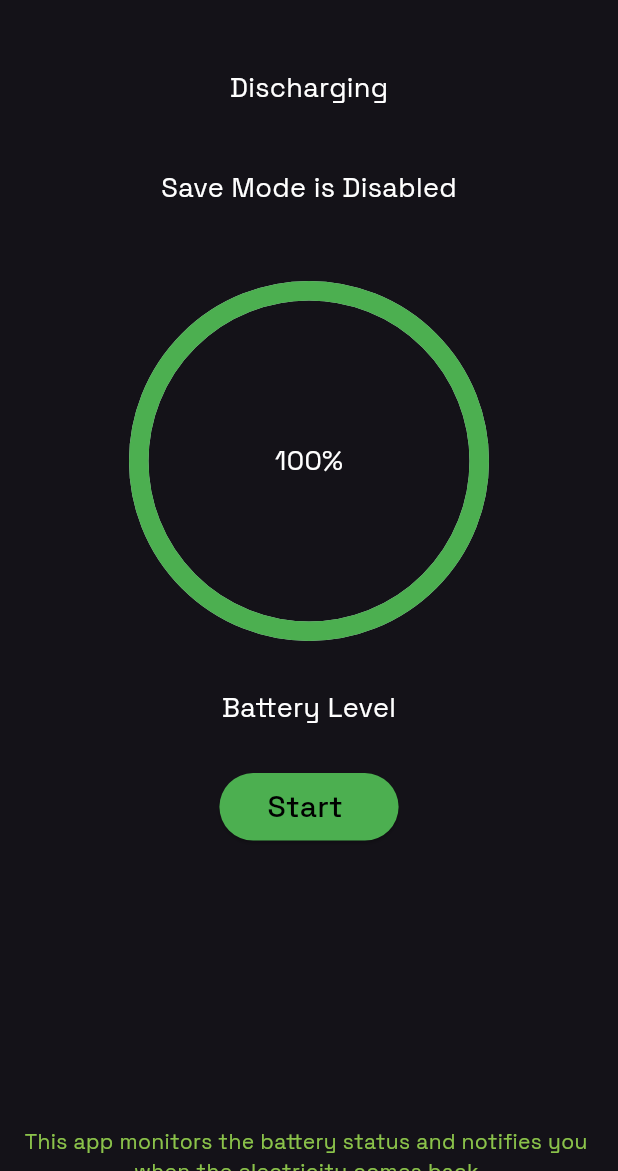
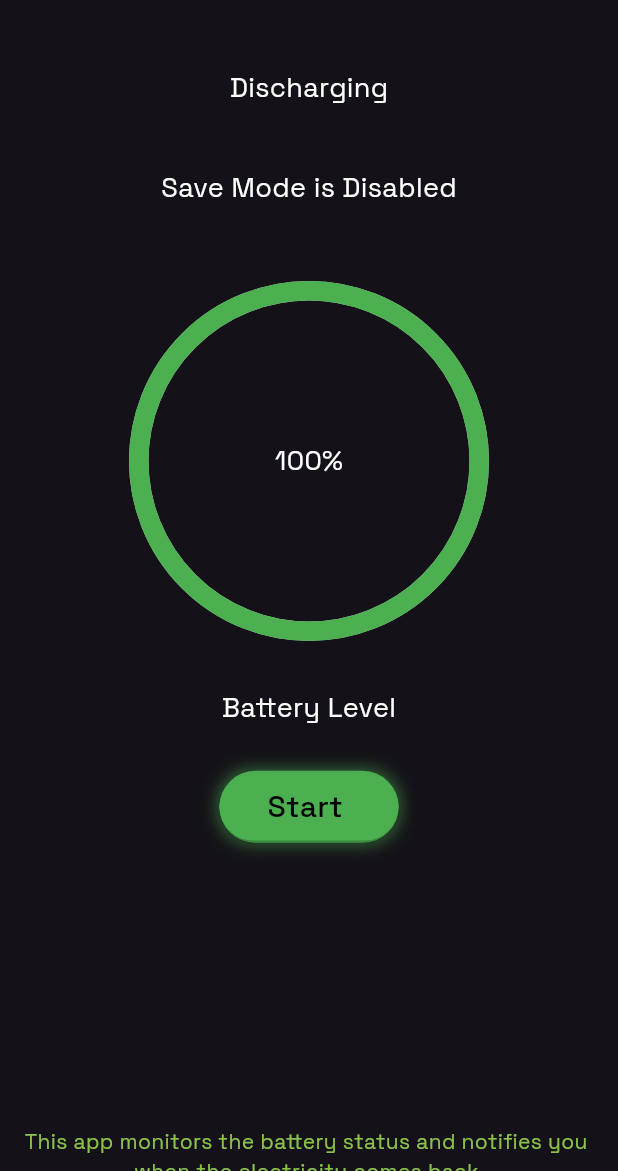
Before and after one commit to amro3z/voltify, a Flutter app: the screen it shows after launch, on a phone screen of 412 x 824 dp, the part 65-1236 px from its top. Run offline on Flutter 3.47's test engine with Material 3 defaults, Android fonts, the light colour scheme and no system bars; drawn by our look-alikes of percent_indicator; our stand-ins replace battery_plus, flutter_timezone, slide_to_act; missing offline and left inert: animated_analog_clock.

Commit message:
refactor: update button layout in HomeScreen for improved UI and functionality

```diff
--- a/lib/screens/home_screen.dart
+++ b/lib/screens/home_screen.dart
@@ -170,6 +170,18 @@ class _HomeScreenState extends State<HomeScreen> {
           SizedBox(height: MediaQuery.of(context).size.height * 0.025),
           Padding(
             padding: const EdgeInsets.all(8.0),
+            child: Container(
+              decoration: BoxDecoration(
+                color: Colors.green,
+                borderRadius: BorderRadius.circular(24),
+                boxShadow: [
+                  BoxShadow(
+                    color: Colors.green.withOpacity(0.5),
+                    blurRadius: 8,
+                    spreadRadius: 2,
+                  ),
+                ],
+              ),
               child: ElevatedButton(
                 onPressed: () {
                   setState(() {
@@ -189,9 +201,6 @@ class _HomeScreenState extends State<HomeScreen> {
                     vertical: 8.0,
                   ),
                   backgroundColor: Colors.green,
-                shape: RoundedRectangleBorder(
-                  borderRadius: BorderRadius.circular(24),
-                ),
                 ),
                 child: Text(
                   appIsRunning ? 'Stop' : 'Start ',
@@ -199,6 +208,7 @@ class _HomeScreenState extends State<HomeScreen> {
                     fontSize: 20,
                     color: Colors.black,
                     fontFamily: 'CustomFont',
+                  ),
                 ),
               ),
             ),
```
Lines whose indentation alone changed are shown as unchanged.
